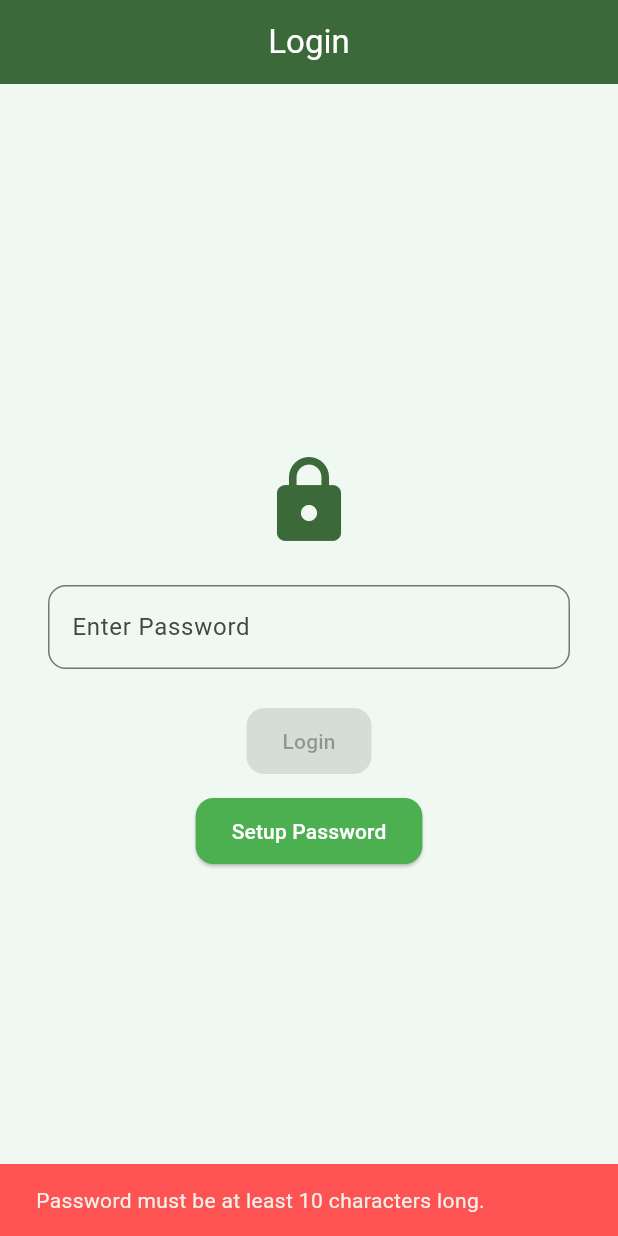
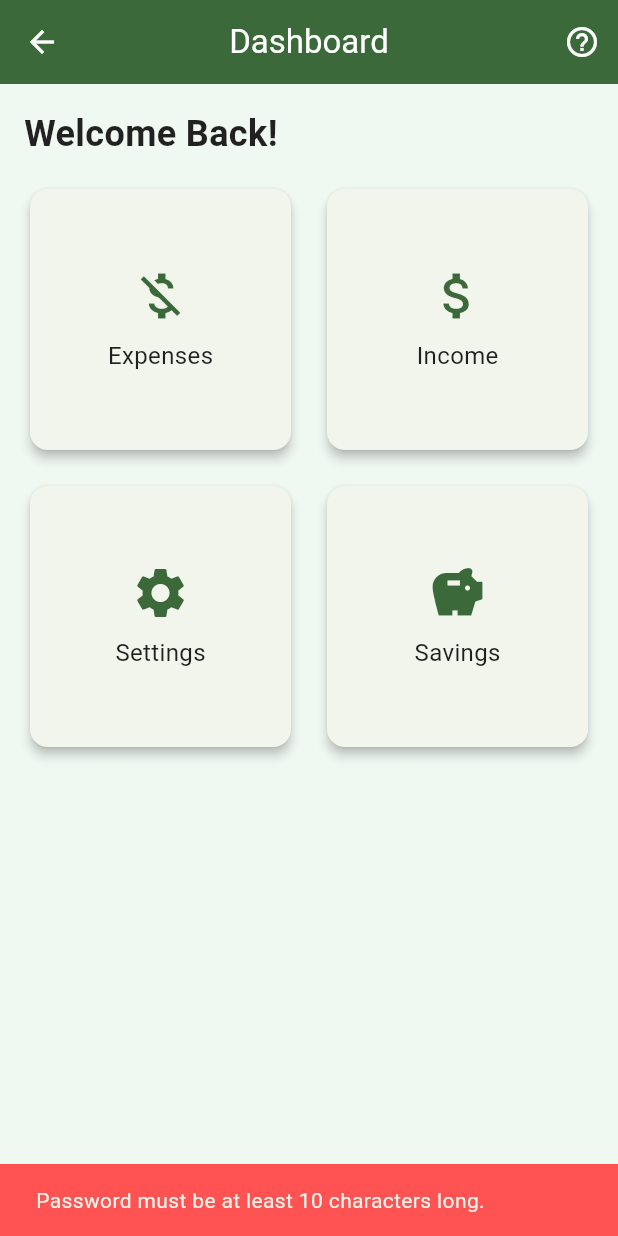
Before and after one commit to 64bitMagician/ExpenseTrackerApplication, a Flutter app: the screen it shows after launch, after a tap on "Setup Password", on a phone screen of 412 x 824 dp. Run offline on Flutter 3.47's test engine with Material 3 defaults, Android fonts, the light colour scheme and no system bars.

Commit message:
So the Authentication screen is functionnal. Added a dashboard with cards for each feature. started implementing the expenses feature, but the route from dahsboard to it has not been implemented yet.

```diff
--- /dev/null
+++ b/lib/custom_widgets/DashboardCard.dart
@@ -0,0 +1,34 @@
+import 'package:flutter/material.dart';
+
+class DashboardCard extends StatelessWidget {
+  final String title;
+  final IconData icon;
+
+  const DashboardCard({required this.title, required this.icon});
+
+  @override
+  Widget build(BuildContext context) {
+    return Card(
+      elevation: 3,
+      shape: RoundedRectangleBorder(borderRadius: BorderRadius.circular(12)),
+      child: InkWell(
+        onTap: () {
+          ScaffoldMessenger.of(context).showSnackBar(
+            SnackBar(content: Text('$title tapped!')),
+          );
+        },
+        borderRadius: BorderRadius.circular(12),
+        child: Center(
+          child: Column(
+            mainAxisSize: MainAxisSize.min,
+            children: [
+              Icon(icon, size: 40, color: Theme.of(context).colorScheme.primary),
+              const SizedBox(height: 8),
+              Text(title, style: const TextStyle(fontSize: 16)),
+            ],
+          ),
+        ),
+      ),
+    );
+  }
+}
--- a/lib/main.dart
+++ b/lib/main.dart
@@ -2,7 +2,8 @@ import 'package:flutter/material.dart';
 import 'screens/login_screen.dart';
 import 'theme/app_theme.dart';
 
-void main() {
+void main() async {
+  WidgetsFlutterBinding.ensureInitialized(); //This ensures Flutter is fully initialized before calling any plugins.
   runApp(const ExpenseTrackerApp());
 }
 
--- /dev/null
+++ b/lib/screens/dashboard.dart
@@ -0,0 +1,57 @@
+import 'package:flutter/material.dart';
+import '../custom_widgets/DashboardCard.dart';
+import 'help_screen.dart'; // Make sure this file exists or create it
+
+class DashboardScreen extends StatelessWidget {
+  const DashboardScreen({super.key});
+
+  @override
+  Widget build(BuildContext context) {
+    return Scaffold(
+      appBar: AppBar(
+        title: const Text('Dashboard'),
+        centerTitle: true,
+        backgroundColor: Theme.of(context).colorScheme.primary,
+        foregroundColor: Colors.white,
+        actions: [
+          IconButton(
+            icon: const Icon(Icons.help_outline),
+            tooltip: 'Help',
+            onPressed: () {
+              Navigator.push(
+                context,
+                MaterialPageRoute(builder: (context) => const HelpScreen()),
+              );
+            },
+          ),
+        ],
+      ),
+      body: Padding(
+        padding: const EdgeInsets.all(16.0),
+        child: Column(
+          crossAxisAlignment: CrossAxisAlignment.start,
+          children: [
+            const Text(
+              'Welcome Back!',
+              style: TextStyle(fontSize: 24, fontWeight: FontWeight.bold),
+            ),
+            const SizedBox(height: 16),
+            Expanded(
+              child: GridView.count(
+                crossAxisCount: 2,
+                mainAxisSpacing: 16,
+                crossAxisSpacing: 16,
+                children: const [
+                  DashboardCard(title: 'Expenses', icon: Icons.money_off),
+                  DashboardCard(title: 'Income', icon: Icons.attach_money),
+                  DashboardCard(title: 'Settings', icon: Icons.settings),
+                  DashboardCard(title: 'Savings', icon: Icons.savings),
+                ],
+              ),
+            ),
+          ],
+        ),
+      ),
+    );
+  }
+}
--- a/lib/screens/login_screen.dart
+++ b/lib/screens/login_screen.dart
@@ -1,10 +1,11 @@
-import 'dart:io';
+import 'package:expense_tracker/screens/dashboard.dart';
+import 'package:expense_tracker/screens/help_screen.dart'; // Add this import
 import 'package:flutter/material.dart';
-import 'package:path_provider/path_provider.dart';
-import '../utils/password_validator.dart';
+import 'forgot_password_screen.dart'; // Adjust path as needed
+import '../utils/password_file_management.dart';
 
 class LoginScreen extends StatefulWidget {
-  const LoginScreen({Key? key}) : super(key: key);
+  const LoginScreen({super.key});
 
   @override
   State<LoginScreen> createState() => _LoginScreenState();
@@ -12,92 +13,34 @@ class LoginScreen extends StatefulWidget {
 
 class _LoginScreenState extends State<LoginScreen> {
   final TextEditingController _passwordController = TextEditingController();
-  String? storedPassword;
 
   @override
   void initState() {
     super.initState();
-    _readPassword();
+    PasswordFileManager.loadPassword();
   }
-
-  // This _localPath function is a getter function. It will fetch and return the directory documents directory path of the device
-  // It returns the path as a Future String Object.
-  Future<String> get _localPath async {
-    final directory = await getApplicationDocumentsDirectory();
-    return directory.path;
-  }
-
-  // This _passwordFile function is a getter function. It will fetch the storage path of the device
-  //and after that, create an empty text file in that directotry.
-  // It returns a Future File Object.
-  Future<File> get _passwordFile async {
-    final path = await _localPath;
-    return File('$path/password.txt');
-  }
-
-  // This function will try to read the password that exists within the device's file system
-  Future<void> _readPassword() async {
-    try {
-      final file = await _passwordFile; // fetches the newly created password file
-      if (await file.exists()) { //it waits to see if the file exists
-        storedPassword = await file.readAsString(); // read the password from the file
-      }
-      // TO DO
-      setState(() {});
-    } catch (e) {
-      print("Error reading password: $e");
-    }
-  }
-
-  Future<void> _writePassword(String password) async {
-    final file = await _passwordFile;
-    await file.writeAsString(password);
-    storedPassword = password;
-    setState(() {});
-  }
-
-  void _handleLogin() {
-    if (_passwordController.text == storedPassword) {
-      ScaffoldMessenger.of(context).showSnackBar(const SnackBar(
-        content: Text('Login Successful!'),
-      ));
-      // TODO: Navigate to home screen
-    } else {
-      ScaffoldMessenger.of(context).showSnackBar(const SnackBar(
-        content: Text('Incorrect Password!'),
-      ));
-    }
-  }
-
-  void _handleSetupPassword() async {
-    final password = _passwordController.text;
-    final validationMessage = PasswordValidator.validate(password);
-
-    if (validationMessage != null) {
-      ScaffoldMessenger.of(context).showSnackBar(SnackBar(
-        content: Text(validationMessage),
-        backgroundColor: Colors.redAccent,
-      ));
-      return;
-    }
-
-    await _writePassword(password);
-    ScaffoldMessenger.of(context).showSnackBar(const SnackBar(
-      content: Text('Password Set Successfully!'),
-    ));
-  }
-
 
   @override
   Widget build(BuildContext context) {
-    final isPasswordSet = storedPassword != null;
-
+    bool isPasswordSet = PasswordFileManager.storedPassword != null;
     return Scaffold(
       appBar: AppBar(
         title: const Text('Login'),
         centerTitle: true,
         backgroundColor: Theme.of(context).colorScheme.primary,
         foregroundColor: Colors.white,
+        actions: [
+          IconButton(
+            icon: const Icon(Icons.help_outline),
+            tooltip: 'Help',
+            onPressed: () {
+              Navigator.push(
+                context,
+                MaterialPageRoute(builder: (context) => const HelpScreen()),
+              );
+            },
+          ),
+        ],
       ),
       body: Center(
         child: SingleChildScrollView(
@@ -110,19 +53,56 @@ class _LoginScreenState extends State<LoginScreen> {
               TextField(
                 controller: _passwordController,
                 obscureText: true,
-                decoration: const InputDecoration(
-                  labelText: 'Enter Password',
-                ),
+                decoration: const InputDecoration(labelText: 'Enter Password'),
               ),
               const SizedBox(height: 24),
               ElevatedButton(
-                onPressed: isPasswordSet ? _handleLogin : null,
-                child: const Text('Login'),
+                onPressed: isPasswordSet
+                    ? () {
+                  PasswordFileManager.handleLogin(_passwordController, context);
+                  Navigator.push(
+                    context,
+                    MaterialPageRoute(builder: (context) => const DashboardScreen()),
+                  );
+                }
+                    : null,
+                child: const Text("Login"),
               ),
               const SizedBox(height: 12),
               ElevatedButton(
-                onPressed: isPasswordSet ? null : _handleSetupPassword,
+                onPressed: isPasswordSet
+                    ? null
+                    : () {
+                  PasswordFileManager.handleSetupPassword(_passwordController, context);
+                  Navigator.push(
+                    context,
+                    MaterialPageRoute(builder: (context) => const DashboardScreen()),
+                  );
+                },
                 child: const Text('Setup Password'),
+              ),
+              const SizedBox(height: 16),
+              ElevatedButton(
+                onPressed: () {
+                  PasswordFileManager.deletePasswordFile(context);
+                  setState(() {
+                    // This forces UI rebuild to update isPasswordSet
+                  });
+                },
+                child: const Text("Delete password.txt"),
+              ),
+              const SizedBox(height: 16),
+              TextButton(
+                onPressed: () {
+                  Navigator.push(
+                    context,
+                    MaterialPageRoute(builder: (_) => const ForgotPasswordScreen()),
+                  );
+                },
+                child: const Text(
+                  "Forgot your password?",
+                  style: TextStyle(decoration: TextDecoration.underline),
+                ),
               ),
             ],
           ),
--- /dev/null
+++ b/lib/utils/password_file_management.dart
@@ -0,0 +1,102 @@
+import 'dart:io';
+import 'package:expense_tracker/utils/password_validator.dart';
+import 'package:flutter/material.dart';
+import 'package:path_provider/path_provider.dart';
+
+class PasswordFileManager {
+  static String? storedPassword;
+
+  static Future<String> get getStoragePath async {
+    final directory = await getApplicationDocumentsDirectory();
+    return directory.path;
+  }
+
+  static Future<File> getPasswordFile() async {
+    final path = await getStoragePath;
+    return File('$path/password.txt');
+  }
+
+  static Future<void> createPasswordFile(BuildContext context) async {
+    final file = await getPasswordFile();
+    if (!(await file.exists())) { // if file exists
+      await file.writeAsString('');
+      ScaffoldMessenger.of(context).showSnackBar(SnackBar(content: Text("Created password.txt")));
+    }
+  }
+
+  static Future<bool> checkIfPasswordFileExists() async {
+    final file = await getPasswordFile();
+    return await file.exists();
+  }
+
+  static Future<void> deletePasswordFile(BuildContext context) async {
+    final file = await getPasswordFile();
+    if (await file.exists()) {
+      await file.delete();
+      storedPassword = null;
+      ScaffoldMessenger.of(context).showSnackBar(SnackBar(content: Text("Deleted password.txt")));
+    } else {
+      ScaffoldMessenger.of(context).showSnackBar(SnackBar(content: Text("password.txt does not exist")));
+    }
+  }
+
+  static Future<void> loadPassword() async {
+    final file = await getPasswordFile();
+    if (await file.exists()) {
+      storedPassword = await file.readAsString();
+      if (storedPassword != null && storedPassword!.trim().isEmpty) {
+        storedPassword = null;
+      }
+    }
+  }
+
+  static Future<void> writeNewPassword(String password) async {
+    final file = await getPasswordFile();
+    final currentContent = await file.readAsString();
+    if (currentContent.trim().isEmpty) {
+      await file.writeAsString(password);
+      storedPassword = password;
+    } else {
+      stderr.writeln("Password file is not empty.");
+    }
+  }
+
+  static Future<bool> isPasswordSet() async {
+    final file = await getPasswordFile();
+    return file.existsSync() && (await file.readAsString()).trim().isNotEmpty;
+  }
+
+  static void handleLogin(TextEditingController controller, BuildContext context) {
+    if (controller.text == storedPassword) {
+      ScaffoldMessenger.of(context).showSnackBar(SnackBar(content: Text("✅ Login Successful!")));
+    } else {
+      ScaffoldMessenger.of(context).showSnackBar(SnackBar(content: Text("❌ Incorrect Password!")));
+    }
+  }
+
+  static Future<void> handleSetupPassword(TextEditingController controller, BuildContext context) async {
+    final password = controller.text;
+    final validationMessage = PasswordValidator.validate(password);
+
+    if (validationMessage != null) {
+      ScaffoldMessenger.of(context).showSnackBar(
+        SnackBar(content: Text(validationMessage), backgroundColor: Colors.redAccent),
+      );
+      return;
+    }
+
+    // Ensure the file exists before reading or writing
+    final file = await getPasswordFile();
+    if (!(await file.exists())) {
+      await file.create(recursive: true);
+    }
+
+    final current = await file.readAsString();
+    if (current.trim().isEmpty) {
+      await writeNewPassword(password);
+      ScaffoldMessenger.of(context).showSnackBar(SnackBar(content: Text("✅ Password Set Successfully!")));
+    } else {
+      ScaffoldMessenger.of(context).showSnackBar(SnackBar(content: Text("Password already set.")));
+    }
+  }
+}
```
Also changed, not shown: lib/animations/password_hint_animation.dart (added, +84 -0 lines), lib/screens/add_expense_screen.dart (added, +52 -0 lines), lib/screens/expenses_screen.dart (added, +54 -0 lines), lib/screens/forgot_password_screen.dart (added, +111 -0 lines), lib/screens/help_screen.dart (added, +26 -0 lines), lib/theme/app_theme.dart (+2 -6 lines), lib/utils/csv_expense_manager.dart (added, +29 -0 lines), 1 other file.
